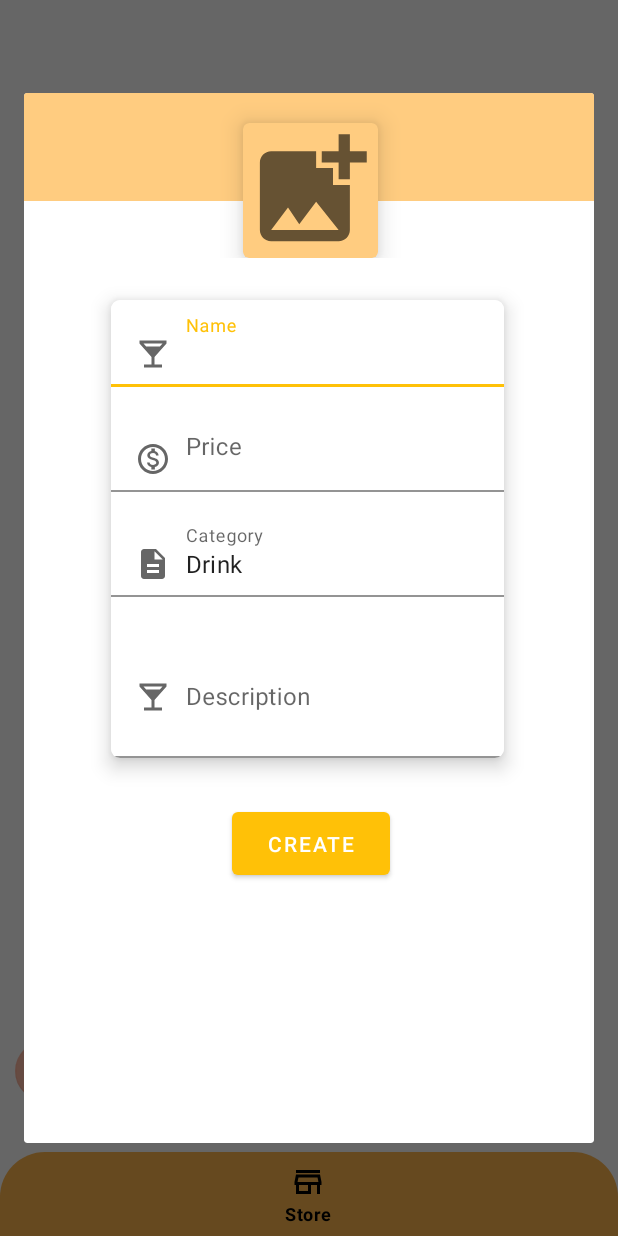
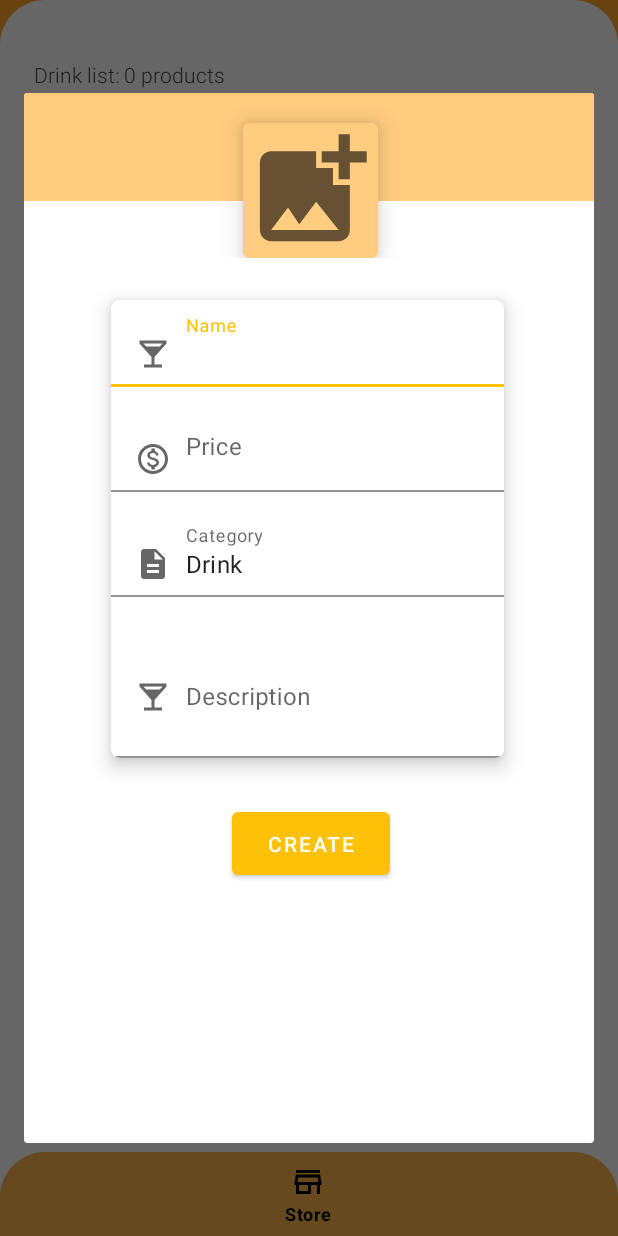
Before and after one commit to nhochamvui/CoffeeShop, an Android app: the fragment DrinkManagementFragment placed in its activity, after a tap on an icon or button, on a phone screen of 412 x 824 dp. Run offline under Robolectric (Android 15) with nearby library versions, the phone set to English and light mode, and no system bars; our stand-ins replace Firebase (no records; nobody signed in at launch, a user with empty details on screens opened directly); pictures from the network do not load; 1 statement that could not run was skipped.

Commit message:
Apply the style for all fragment

```diff
--- a/app/src/main/java/com/example/coffeeshop/DrinkManagementFragment.java
+++ b/app/src/main/java/com/example/coffeeshop/DrinkManagementFragment.java
@@ -26,6 +26,7 @@ import android.view.WindowManager;
 import android.widget.Button;
 import android.widget.EditText;
 import android.widget.ImageView;
+import android.widget.TextView;
 import android.widget.Toast;
 import com.bumptech.glide.Glide;
 import com.bumptech.glide.load.resource.bitmap.RoundedCorners;
@@ -70,6 +71,7 @@ public class DrinkManagementFragment extends Fragment implements DrinkAdapter.Dr
     private ImageView imageViewDrinkThumbnail;
     private final int PICK_IMAGE_REQUEST = 233;
     private Uri imgUri;
+    private TextView textViewNumberOfProduct;
 
     public DrinkManagementFragment() {
         // Required empty public constructor
@@ -112,9 +114,9 @@ public class DrinkManagementFragment extends Fragment implements DrinkAdapter.Dr
             public void getItemOffsets(@NonNull Rect outRect, @NonNull View view, @NonNull RecyclerView parent, @NonNull RecyclerView.State state) {
                 int position = parent.getChildAdapterPosition(view);
                 if(position == 0 || position ==1)
-                    outRect.set(spacing, spacing+17, spacing, spacing);
+                    outRect.set(spacing+20, spacing+17, 0, spacing);
                 else
-                    outRect.set(spacing, spacing, spacing, spacing);
+                    outRect.set(spacing+20, spacing+24, 0, spacing);
             }
         });
 //        fetchDataIntoRecyclerView();
@@ -124,6 +126,7 @@ public class DrinkManagementFragment extends Fragment implements DrinkAdapter.Dr
     {
         recyclerView = v.findViewById(R.id.recyclerViewDrinkManagement);
         drinkArrayList = new ArrayList<Drink>();
+        textViewNumberOfProduct = v.findViewById(R.id.textViewNumberOfProduct);
         floatingActionButtonAddDrink = v.findViewById(R.id.floatingActionButtonAddDrink);
         floatingActionButtonAddDrink.setOnClickListener(new View.OnClickListener() {
             @Override
@@ -272,6 +275,7 @@ public class DrinkManagementFragment extends Fragment implements DrinkAdapter.Dr
                         drinkArrayList.add(drink);
                     }
                 }
+                textViewNumberOfProduct.setText("Drink list: "+drinkArrayList.size()+" products");
                 drinkAdapter.notifyDataSetChanged();
             }
             @Override
--- a/app/src/main/java/com/example/coffeeshop/FoodManagementFragment.java
+++ b/app/src/main/java/com/example/coffeeshop/FoodManagementFragment.java
@@ -24,6 +24,7 @@ import android.view.WindowManager;
 import android.widget.Button;
 import android.widget.EditText;
 import android.widget.ImageView;
+import android.widget.TextView;
 import android.widget.Toast;
 
 import com.bumptech.glide.Glide;
@@ -41,6 +42,7 @@ import com.google.firebase.storage.OnProgressListener;
 import com.google.firebase.storage.StorageReference;
 import com.google.firebase.storage.UploadTask;
 
+import java.text.BreakIterator;
 import java.util.ArrayList;
 import java.util.UUID;
 
@@ -76,6 +78,7 @@ public class FoodManagementFragment extends Fragment implements DrinkAdapter.Dri
     private ImageView imageViewDrinkThumbnail;
     private final int PICK_IMAGE_REQUEST = 233;
     private Uri imgUri;
+    private TextView textViewNumberOfProduct;
 
     public FoodManagementFragment() {
         // Required empty public constructor
@@ -128,9 +131,9 @@ public class FoodManagementFragment extends Fragment implements DrinkAdapter.Dri
             public void getItemOffsets(@NonNull Rect outRect, @NonNull View view, @NonNull RecyclerView parent, @NonNull RecyclerView.State state) {
                 int position = parent.getChildAdapterPosition(view);
                 if(position == 0 || position ==1)
-                    outRect.set(spacing, spacing+17, spacing, spacing);
+                    outRect.set(spacing+20, spacing+17, 0, spacing);
                 else
-                    outRect.set(spacing, spacing, spacing, spacing);
+                    outRect.set(spacing+20, spacing+24, 0, spacing);
             }
         });
         return v;
@@ -139,6 +142,7 @@ public class FoodManagementFragment extends Fragment implements DrinkAdapter.Dri
     private void initialComponent(View v) {
         recyclerView = v.findViewById(R.id.recyclerViewDrinkManagement);
         drinkArrayList = new ArrayList<Drink>();
+        textViewNumberOfProduct = v.findViewById(R.id.textViewNumberOfProduct);
         floatingActionButtonAddDrink = v.findViewById(R.id.floatingActionButtonAddDrink);
         floatingActionButtonAddDrink.setOnClickListener(new View.OnClickListener() {
             @Override
@@ -359,6 +363,7 @@ public class FoodManagementFragment extends Fragment implements DrinkAdapter.Dri
                         drinkArrayList.add(drink);
                     }
                 }
+                textViewNumberOfProduct.setText("Food list: "+drinkArrayList.size()+" products");
                 drinkAdapter.notifyDataSetChanged();
             }
             @Override
--- a/app/src/main/res/layout/fragment_drink_management.xml
+++ b/app/src/main/res/layout/fragment_drink_management.xml
@@ -6,42 +6,84 @@
     android:layout_height="match_parent"
     tools:context=".DrinkManagementFragment">
 
+
+    <com.google.android.material.floatingactionbutton.FloatingActionButton
+        android:id="@+id/floatingActionButtonAddDrink"
+        android:layout_width="wrap_content"
+        android:layout_height="wrap_content"
+        android:clickable="true"
+        android:src="@drawable/ic_round_add_2_24"
+        app:backgroundTint="@color/colorPrimary"
+
+        app:fabSize="mini"
+        app:layout_behavior="com.google.android.material.floatingactionbutton.FloatingActionButton$Behavior"
+        app:layout_constraintBottom_toBottomOf="parent"
+        app:layout_constraintEnd_toEndOf="parent"
+        app:layout_constraintHorizontal_bias="0.94"
+        app:layout_constraintStart_toStartOf="parent"
+        app:layout_constraintTop_toTopOf="parent"
+        app:layout_constraintVertical_bias="0.97"></com.google.android.material.floatingactionbutton.FloatingActionButton>
+
     <androidx.coordinatorlayout.widget.CoordinatorLayout
+        android:id="@+id/coordinatorLayout3"
+        android:layout_width="match_parent"
+        android:layout_height="match_parent"
+        android:background="@color/colorPrimary"
+        app:layout_constraintBottom_toBottomOf="parent"
+        app:layout_constraintEnd_toEndOf="parent"
+        app:layout_constraintStart_toStartOf="parent"
+        app:layout_constraintTop_toTopOf="parent">
+
+        <androidx.constraintlayout.widget.ConstraintLayout
+            android:layout_width="match_parent"
+            android:layout_height="match_parent"
+            android:background="@drawable/rounded_corner_for_fragment">
+
+            <TextView
+                android:id="@+id/textViewNumberOfProduct"
+                android:layout_width="wrap_content"
+                android:layout_height="wrap_content"
+                android:layout_marginTop="16dp"
+                android:fontFamily="sans-serif-light"
+                android:text="TextView"
+                android:textColor="#494848"
+                app:layout_constraintBottom_toTopOf="@+id/linearLayout2"
+                app:layout_constraintEnd_toEndOf="parent"
+                app:layout_constraintHorizontal_bias="0.08"
+                app:layout_constraintStart_toStartOf="parent"
+                app:layout_constraintTop_toTopOf="parent"
+                app:layout_constraintVertical_bias="0.48" />
+
+            <LinearLayout
+                android:id="@+id/linearLayout2"
+                android:layout_width="325dp"
+                android:layout_height="1dp"
+                android:background="#CCC8C8"
+                android:orientation="vertical"
+                app:layout_constraintBottom_toBottomOf="parent"
+                app:layout_constraintEnd_toEndOf="parent"
+                app:layout_constraintHorizontal_bias="0.55"
+                app:layout_constraintStart_toStartOf="parent"
+                app:layout_constraintTop_toTopOf="parent"
+                app:layout_constraintVertical_bias="0.110000014"></LinearLayout>
+
+            <androidx.recyclerview.widget.RecyclerView
+                android:id="@+id/recyclerViewDrinkManagement"
                 android:layout_width="0dp"
                 android:layout_height="0dp"
                 app:layout_constraintBottom_toBottomOf="parent"
                 app:layout_constraintEnd_toEndOf="parent"
                 app:layout_constraintStart_toStartOf="parent"
-        app:layout_constraintTop_toTopOf="parent">
+                app:layout_constraintTop_toBottomOf="@+id/linearLayout2"
+                app:layout_constraintVertical_bias="0.0"></androidx.recyclerview.widget.RecyclerView>
+        </androidx.constraintlayout.widget.ConstraintLayout>
 
-        <androidx.recyclerview.widget.RecyclerView
-            android:id="@+id/recyclerViewDrinkManagement"
-            android:layout_width="match_parent"
-            android:layout_height="match_parent"
-            android:layout_marginStart="5dp"
-            android:layout_marginLeft="5dp"
-            android:layout_marginEnd="5dp"
-            android:layout_marginRight="5dp"></androidx.recyclerview.widget.RecyclerView>
         <!--            app:layout_constraintBottom_toBottomOf="parent"-->
         <!--            app:layout_constraintEnd_toEndOf="parent"-->
         <!--            app:layout_constraintHorizontal_bias="0.0"-->
         <!--            app:layout_constraintStart_toStartOf="parent"-->
         <!--            app:layout_constraintTop_toTopOf="parent"></androidx.recyclerview.widget.RecyclerView>-->
 
-        <com.google.android.material.floatingactionbutton.FloatingActionButton
-            android:id="@+id/floatingActionButtonAddDrink"
-            android:layout_width="wrap_content"
-            android:layout_height="wrap_content"
-            android:layout_marginLeft="6dp"
-            android:layout_marginBottom="30dp"
-            android:clickable="true"
-            android:src="@drawable/ic_round_add_2_24"
-            app:backgroundTint="#92FF8A65"
-            app:elevation="0dp"
-            app:fabSize="mini"
-            app:layout_anchor="@id/recyclerViewDrinkManagement"
-            app:layout_anchorGravity="bottom"
-            app:layout_behavior="com.google.android.material.floatingactionbutton.FloatingActionButton$Behavior"></com.google.android.material.floatingactionbutton.FloatingActionButton>
         <!--            app:layout_constraintBottom_toBottomOf="parent"-->
         <!--            app:layout_constraintEnd_toEndOf="parent"-->
         <!--            app:layout_constraintHorizontal_bias="0.044"-->
--- a/app/src/main/res/layout/fragment_user_management.xml
+++ b/app/src/main/res/layout/fragment_user_management.xml
@@ -16,7 +16,7 @@
         app:fabSize="mini"
         app:layout_constraintBottom_toBottomOf="parent"
         app:layout_constraintEnd_toEndOf="parent"
-        app:layout_constraintHorizontal_bias="0.07"
+        app:layout_constraintHorizontal_bias="0.94"
         app:layout_constraintStart_toStartOf="parent"
         app:layout_constraintTop_toTopOf="parent"
         app:layout_constraintVertical_bias="0.96" />
@@ -43,9 +43,9 @@
                 android:id="@+id/textViewCurrentUser"
                 android:layout_width="wrap_content"
                 android:layout_height="wrap_content"
-                android:fontFamily="sans-serif-medium"
+                android:fontFamily="sans-serif-light"
                 android:text="User: 0"
-                android:textColor="#515050"
+                android:textColor="#494848"
                 android:textSize="14sp"
                 app:layout_constraintBottom_toTopOf="@+id/linearLayoutHeaderDivider"
                 app:layout_constraintEnd_toEndOf="parent"
@@ -56,12 +56,13 @@
 
             <LinearLayout
                 android:id="@+id/linearLayoutHeaderDivider"
-                android:layout_width="313dp"
+                android:layout_width="316dp"
                 android:layout_height="1dp"
                 android:background="#CCC8C8"
                 android:orientation="vertical"
                 app:layout_constraintBottom_toBottomOf="parent"
                 app:layout_constraintEnd_toEndOf="parent"
+                app:layout_constraintHorizontal_bias="0.55"
                 app:layout_constraintStart_toStartOf="parent"
                 app:layout_constraintTop_toTopOf="parent"
                 app:layout_constraintVertical_bias="0.110000014"></LinearLayout>
--- a/app/src/main/res/layout/user_container_layout.xml
+++ b/app/src/main/res/layout/user_container_layout.xml
@@ -32,7 +32,6 @@
                 style="@style/Widget.MaterialComponents.TextInputLayout.OutlinedBox"
                 android:layout_width="191dp"
                 android:layout_height="wrap_content"
-                android:layout_marginTop="4dp"
                 android:hint="User Name"
                 android:textColorHint="#000000"
                 app:layout_constraintBottom_toTopOf="@+id/guideline2"
@@ -40,7 +39,7 @@
                 app:layout_constraintHorizontal_bias="0.0"
                 app:layout_constraintStart_toStartOf="@+id/guideline"
                 app:layout_constraintTop_toTopOf="parent"
-                app:layout_constraintVertical_bias="0.13999999">
+                app:layout_constraintVertical_bias="0.64">
 
                 <com.google.android.material.textfield.TextInputEditText
                     android:id="@+id/textViewUserName"
@@ -63,7 +62,7 @@
                 app:layout_constraintEnd_toEndOf="parent"
                 app:layout_constraintStart_toStartOf="@+id/guideline"
                 app:layout_constraintTop_toTopOf="@+id/guideline2"
-                app:layout_constraintVertical_bias="0.0">
+                app:layout_constraintVertical_bias="0.13">
 
                 <com.google.android.material.textfield.TextInputEditText
                     android:id="@+id/textViewRole"
@@ -95,7 +94,7 @@
                 android:layout_height="wrap_content"
                 android:orientation="horizontal"
                 app:layout_constraintBottom_toBottomOf="parent"
-                app:layout_constraintGuide_percent="0.4513889"
+                app:layout_constraintGuide_percent="0.5"
                 app:layout_constraintTop_toTopOf="parent"
                 app:layout_constraintVertical_bias="0.45" />
 
```
Lines whose indentation alone changed are shown as unchanged.
